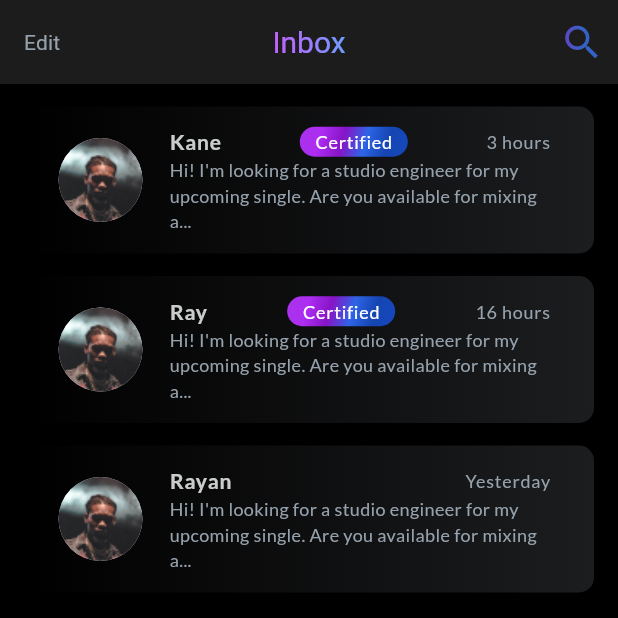
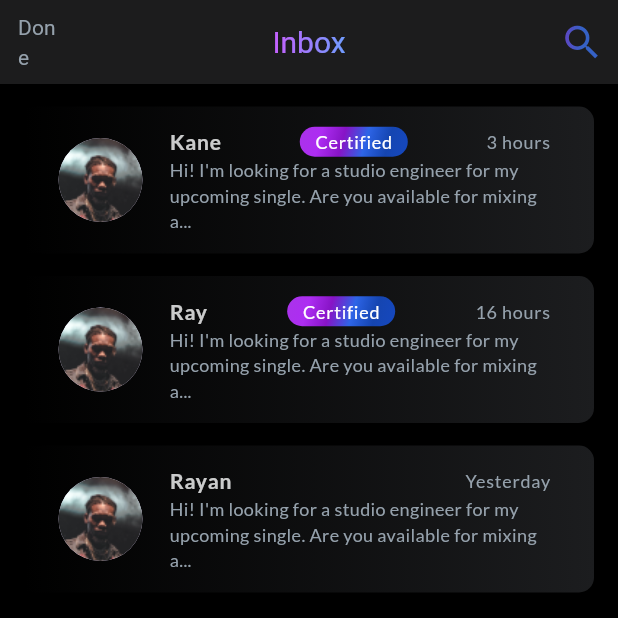
Before and after one commit to TheoBreaux/aayats-evaluation-theo-breaux, a Flutter app: the screen it shows after launch, after a tap on "Edit", on a phone screen of 412 x 824 dp, the top half of it. Run offline on Flutter 3.47's test engine with Material 3 defaults, Android fonts, the phone set to English and light mode, and no system bars; drawn by our look-alikes of flutter_slidable, simple_gradient_text.

```diff
--- a/lib/chat_list.dart
+++ b/lib/chat_list.dart
@@ -15,6 +15,7 @@ class ChatList extends StatefulWidget {
 
 class _ChatList extends State<ChatList> {
   final currentMessage = messages;
+  bool isEditing = false;
 
   @override
   Widget build(context) {
@@ -25,10 +26,14 @@ class _ChatList extends State<ChatList> {
           centerTitle: true,
           backgroundColor: const Color.fromRGBO(28, 28, 29, 1),
           leading: TextButton(
-            onPressed: () {},
-            child: const Text(
-              "Edit",
-              style: TextStyle(
+            onPressed: () {
+              setState(() {
+                isEditing = !isEditing;
+              });
+            },
+            child: Text(
+              isEditing ? "Done" : "Edit",
+              style: const TextStyle(
                 color: Color.fromRGBO(149, 161, 172, 1),
                 fontSize: 14,
                 fontWeight: FontWeight.w400,
@@ -78,6 +83,7 @@ class _ChatList extends State<ChatList> {
                       messageInfo.isCertified,
                       messageInfo.timeElapsed,
                       messageInfo.text,
+                      isEditing,
                     ),
                   ],
                 );
--- a/lib/chat_list_preview_card.dart
+++ b/lib/chat_list_preview_card.dart
@@ -3,14 +3,14 @@ import 'package:front_end_evaluation/certified_icon.dart';
 import 'package:flutter_slidable/flutter_slidable.dart';
 
 class ChatListPreviewCard extends StatelessWidget {
-  const ChatListPreviewCard(
-      this.username, this.isCertified, this.timeElapsed, this.text,
-      {super.key});
+  const ChatListPreviewCard(this.username, this.isCertified, this.timeElapsed,
+      this.text, this.isEditing, {super.key});
 
   final String username;
   final bool isCertified;
   final String timeElapsed;
   final String text;
+  final bool isEditing;
 
   @override
   Widget build(context) {
@@ -61,7 +61,8 @@ class ChatListPreviewCard extends StatelessWidget {
                 mainAxisAlignment: MainAxisAlignment.spaceBetween,
                 mainAxisSize: MainAxisSize.max,
                 children: [
-                  Text(
+                  Flexible(
+                    child: Text(
                       username,
                       style: const TextStyle(
                         fontFamily: 'Lato',
@@ -70,11 +71,13 @@ class ChatListPreviewCard extends StatelessWidget {
                         color: Color.fromRGBO(251, 252, 252, 0.8),
                       ),
                     ),
+                  ),
 
                   //if user is certified, display badge
                   if (isCertified) const CertifiedIcon(),
 
-                  Column(
+                  Flexible(
+                    child: Column(
                       crossAxisAlignment: CrossAxisAlignment.end,
                       children: [
                         Text(
@@ -87,6 +90,7 @@ class ChatListPreviewCard extends StatelessWidget {
                           ),
                         ),
                       ],
+                    ),
                   )
                 ],
               ),
@@ -106,78 +110,3 @@ class ChatListPreviewCard extends StatelessWidget {
     );
   }
 }
-
-
-// Dismissible(
-//       key: Key(username), // Provide a unique key for each item
-//       direction: DismissDirection.endToStart,
-//       background: Container(
-//         color: Colors.red, // Background color for delete option
-//         padding: const EdgeInsets.only(left: 1),
-//         alignment: Alignment.centerLeft,
-//         child: const Icon(
-//           Icons.delete,
-//           color: Colors.white,
-//         ),
-//       ),
-//       secondaryBackground: Container(
-//         padding: const EdgeInsets.only(right: 16),
-//         alignment: Alignment.centerRight,
-//         child: Row(
-//           mainAxisAlignment: MainAxisAlignment.end,
-//           children: [
-//             Container(
-//               alignment: Alignment.center,
-//               width: 93,
-//               height: 72,
-//               decoration: const BoxDecoration(
-//                 color: Color.fromRGBO(190, 133, 66, 1),
-//                 borderRadius: BorderRadius.all(
-//                   Radius.circular(10),
-//                 ),
-//               ),
-//               child: const Text(
-//                 "Pin",
-//                 style: TextStyle(
-//                   fontFamily: 'Lato',
-//                   fontSize: 12,
-//                   fontWeight: FontWeight.normal,
-//                   color: Colors.white,
-//                 ),
-//               ),
-//             ),
-//             const SizedBox(width: 5),
-//             Container(
-//               alignment: Alignment.center,
-//               width: 93,
-//               height: 72,
-//               decoration: const BoxDecoration(
-//                 color: Color.fromRGBO(188, 58, 58, 1),
-//                 borderRadius: BorderRadius.all(
-//                   Radius.circular(10),
-//                 ),
-//               ),
-//               child: const Text(
-//                 "Delete",
-//                 style: TextStyle(
-//                   fontFamily: 'Lato',
-//                   fontSize: 12,
-//                   fontWeight: FontWeight.normal,
-//                   color: Colors.white,
-//                 ),
-//               ),
-//             ),
-//           ],
-//         ),
-//       ),
-//       onDismissed: (direction) {
-//         // Handle swipe actions here (delete or pin)
-//         if (direction == DismissDirection.startToEnd) {
-//           // Delete action
-//           // Add your delete logic here
-//         } else if (direction == DismissDirection.endToStart) {
-//           // Pin action
-//           // Add your pin logic here
-//         }
-//       },
-//       child:
--- a/lib/main.dart
+++ b/lib/main.dart
@@ -1,6 +1,5 @@
 import 'package:flutter/material.dart';
 import 'package:front_end_evaluation/chat_list.dart';
-import 'package:front_end_evaluation/chat_page.dart';
 
 void main() {
   runApp(const ChatList());
```
Lines whose indentation alone changed are shown as unchanged.
